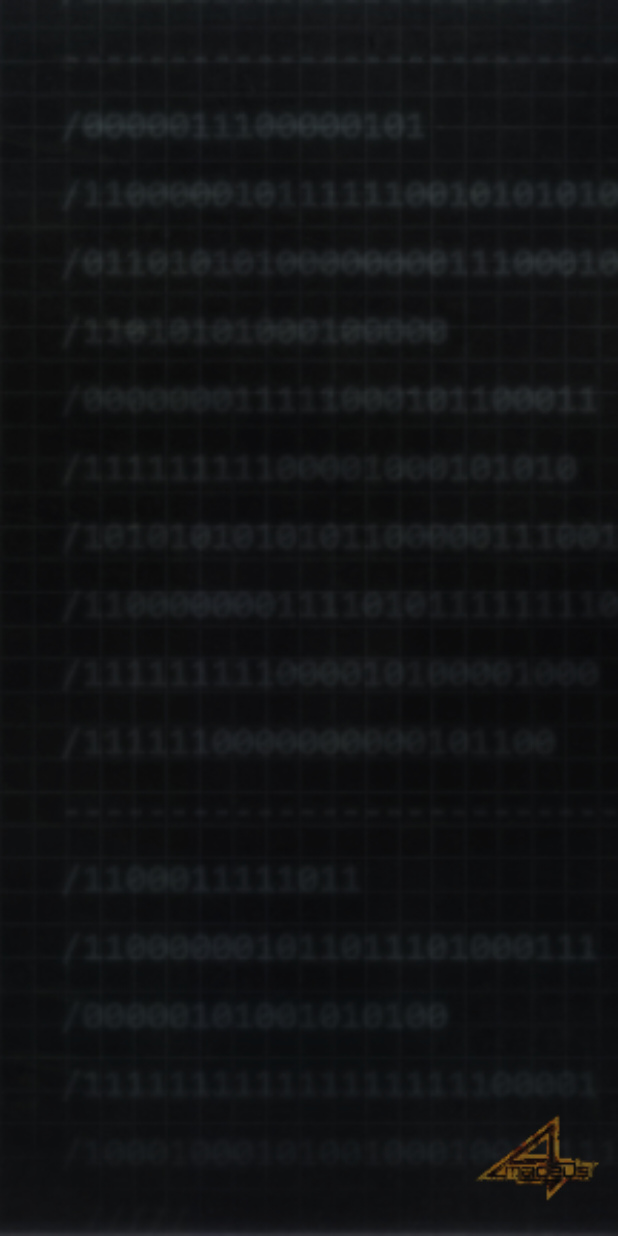
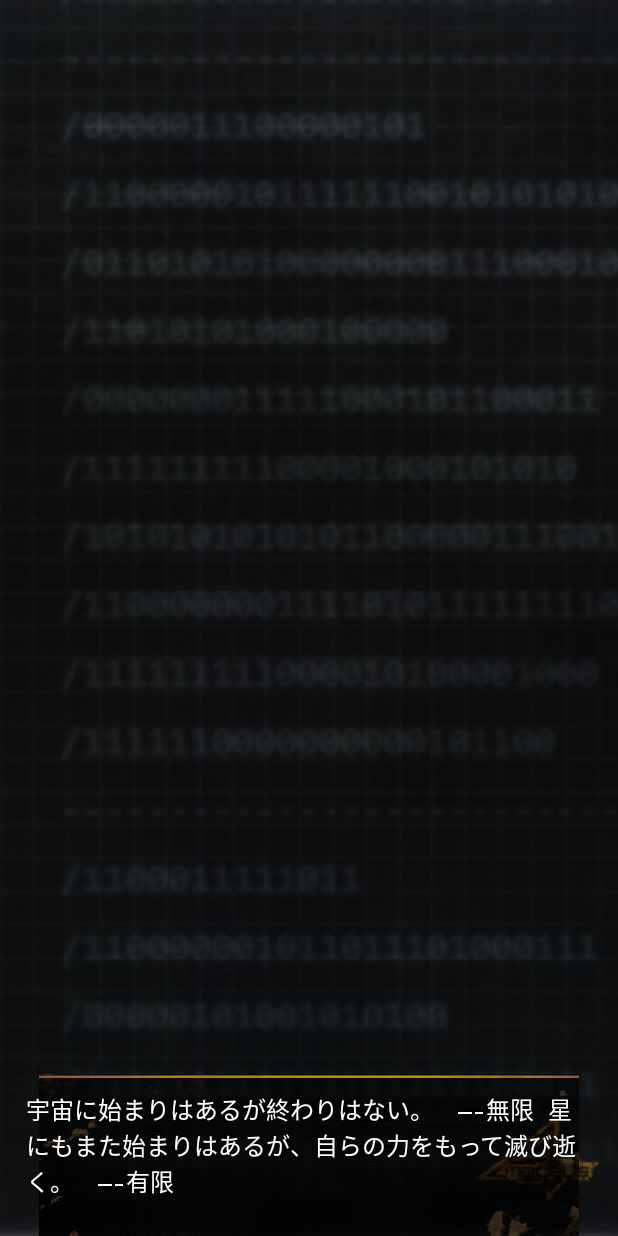
Before and after one commit to Yink/Amadeus, an Android app: the layout activity_main.xml on its own in the app's theme, with its tools: preview values and no code run, on a phone screen of 412 x 824 dp. Run offline under Robolectric (Android 15) with nearby library versions, the light colour scheme and no system bars.

Commit message:
Implement subtitles.

```diff
--- a/app/src/main/res/layout/activity_main.xml
+++ b/app/src/main/res/layout/activity_main.xml
@@ -36,4 +36,31 @@
         android:scaleY="2.5"
         android:src="@drawable/amadeus_icon_smaller" />
 
+    <ImageView
+        android:id="@+id/imageView_subtitles"
+        android:layout_width="fill_parent"
+        android:layout_height="wrap_content"
+        android:src="@drawable/subtitle_frame"
+        android:layout_alignParentBottom="true"
+        android:layout_alignParentLeft="true"
+        android:layout_alignParentStart="true" />
+
+    <TextView
+        android:id="@+id/textView_subtitles"
+        android:layout_width="wrap_content"
+        android:layout_height="90dp"
+        android:fontFamily="monospace"
+        android:text="@string/subtitles"
+        android:textAppearance="@style/TextAppearance.AppCompat"
+        android:textColor="#FFF"
+        android:textSize="16.0sp"
+        android:typeface="monospace"
+        android:shadowColor="#000"
+        android:shadowRadius="2"
+        android:layout_marginStart="35dp"
+        android:layout_marginLeft="35dp"
+        android:layout_alignTop="@+id/imageView_subtitles"
+        android:layout_centerHorizontal="true"
+        android:layout_marginTop="11dp" />
+
 </RelativeLayout>
--- a/app/src/main/res/values/strings.xml
+++ b/app/src/main/res/values/strings.xml
@@ -4,4 +4,8 @@
     <string name="connecting">Connecting...</string>
     <string name="disconnected">Disconnected.</string>
     <integer name="duration">40</integer>
+
+    <string name="subtitles">宇宙に始まりはあるが終わりはない。　—-無限 星にもまた始まりはあるが、自らの力をもって滅び逝く。　—-有限</string>
+    <string name="line_hello">ハロー。</string>
+    <string name="line_but_i_refuse">だが断る。</string>
 </resources>
```
Also changed, not shown: app/src/main/java/com/example/yink/amadeus/MainActivity.java (+6 -4 lines), app/src/main/java/com/example/yink/amadeus/VoiceLine.java (+7 -1 lines), app/src/main/res/drawable-xxhdpi/subtitle_frame.png (added).
